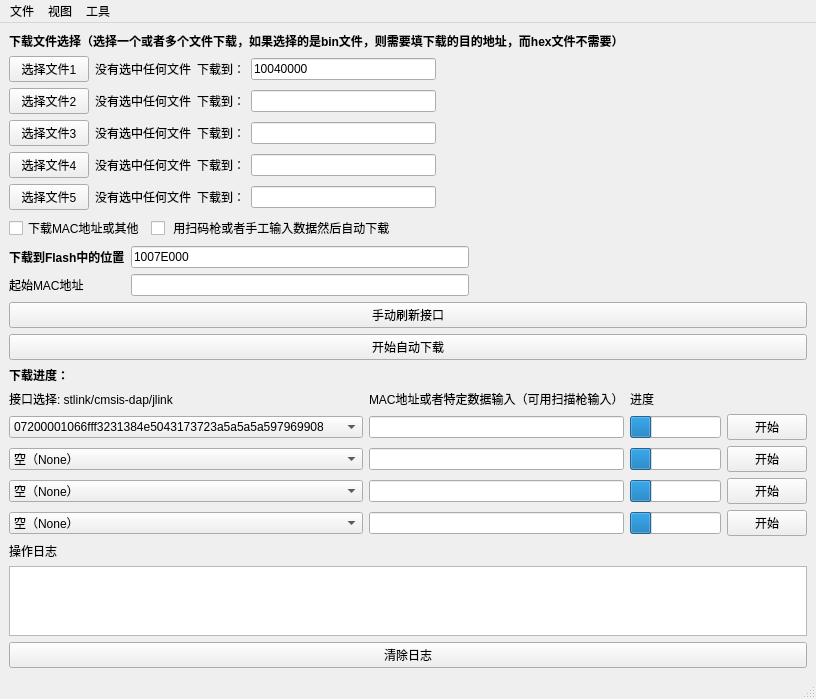
The window that mainwindow.ui (wallekuang/MP-Tool) describes before a commit, drawn with Qt 5.
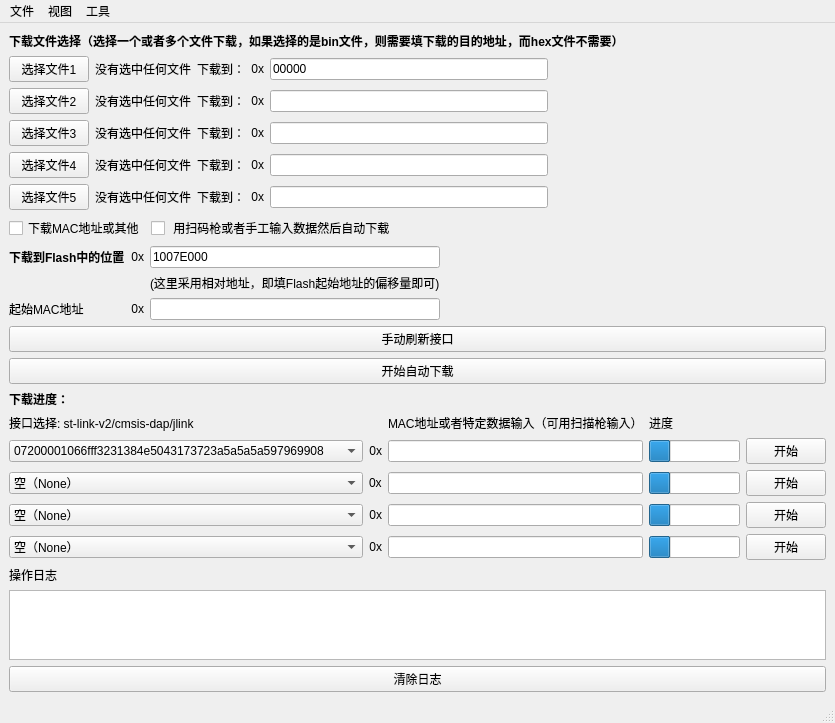
The same window after the commit.

Commit message: 1. 修复MAC地址存储错误 2. 修复单独下载MAC地址UI显示错误 3. 将绝对地址更改为相对地址

What changed in the file:
```diff
--- a/mainwindow.ui
+++ b/mainwindow.ui
@@ -6,8 +6,8 @@
    <rect>
     <x>0</x>
     <y>0</y>
-    <width>740</width>
-    <height>644</height>
+    <width>758</width>
+    <height>657</height>
    </rect>
   </property>
   <property name="windowTitle">
@@ -36,95 +36,77 @@
     </item>
     <item>
      <layout class="QGridLayout" name="gridLayout_3">
-      <item row="6" column="2">
+      <item row="5" column="2">
+       <widget class="QLabel" name="label_9">
+        <property name="text">
+         <string>下载到：</string>
+        </property>
+       </widget>
+      </item>
+      <item row="7" column="2">
        <widget class="QLabel" name="label_12">
         <property name="text">
          <string>下载到：</string>
         </property>
        </widget>
       </item>
-      <item row="2" column="3">
-       <widget class="QLineEdit" name="lineEditDesAddr1">
+      <item row="7" column="1">
+       <widget class="QLabel" name="labelSelectPath5">
         <property name="text">
-         <string>10040000</string>
+         <string>没有选中任何文件</string>
         </property>
        </widget>
       </item>
-      <item row="5" column="3">
+      <item row="6" column="1">
+       <widget class="QLabel" name="labelSelectPath4">
+        <property name="text">
+         <string>没有选中任何文件</string>
+        </property>
+       </widget>
+      </item>
+      <item row="4" column="4">
+       <widget class="QLineEdit" name="lineEditDesAddr2"/>
+      </item>
+      <item row="5" column="1">
+       <widget class="QLabel" name="labelSelectPath3">
+        <property name="text">
+         <string>没有选中任何文件</string>
+        </property>
+       </widget>
+      </item>
+      <item row="6" column="2">
+       <widget class="QLabel" name="label_10">
+        <property name="text">
+         <string>下载到：</string>
+        </property>
+       </widget>
+      </item>
+      <item row="6" column="4">
        <widget class="QLineEdit" name="lineEditDesAddr4"/>
       </item>
-      <item row="3" column="2">
-       <widget class="QLabel" name="label_6">
-        <property name="text">
-         <string>下载到：</string>
+      <item row="5" column="4">
+       <widget class="QLineEdit" name="lineEditDesAddr3"/>
+      </item>
+      <item row="4" column="5">
+       <spacer name="horizontalSpacer_4">
+        <property name="orientation">
+         <enum>Qt::Horizontal</enum>
         </property>
-       </widget>
+        <property name="sizeHint" stdset="0">
+         <size>
+          <width>40</width>
+          <height>20</height>
+         </size>
+        </property>
+       </spacer>
       </item>
-      <item row="5" column="0">
+      <item row="6" column="0">
        <widget class="QPushButton" name="pushButtonSelect4">
         <property name="text">
          <string>选择文件4</string>
         </property>
        </widget>
       </item>
-      <item row="4" column="2">
-       <widget class="QLabel" name="label_9">
-        <property name="text">
-         <string>下载到：</string>
-        </property>
-       </widget>
-      </item>
-      <item row="2" column="5">
-       <spacer name="horizontalSpacer_4">
-        <property name="orientation">
-         <enum>Qt::Horizontal</enum>
-        </property>
-        <property name="sizeHint" stdset="0">
-         <size>
-          <width>40</width>
-          <height>20</height>
-         </size>
-        </property>
-       </spacer>
-      </item>
-      <item row="4" column="0">
-       <widget class="QPushButton" name="pushButtonSelect3">
-        <property name="text">
-         <string>选择文件3</string>
-        </property>
-       </widget>
-      </item>
-      <item row="2" column="0">
-       <widget class="QPushButton" name="pushButtonSelect1">
-        <property name="text">
-         <string>选择文件1</string>
-        </property>
-       </widget>
-      </item>
-      <item row="3" column="3">
-       <widget class="QLineEdit" name="lineEditDesAddr2"/>
-      </item>
-      <item row="4" column="1">
-       <widget class="QLabel" name="labelSelectPath3">
-        <property name="text">
-         <string>没有选中任何文件</string>
-        </property>
-       </widget>
-      </item>
-      <item row="3" column="0">
-       <widget class="QPushButton" name="pushButtonSelect2">
-        <property name="text">
-         <string>选择文件2</string>
-        </property>
-       </widget>
-      </item>
-      <item row="5" column="1">
-       <widget class="QLabel" name="labelSelectPath4">
-        <property name="text">
-         <string>没有选中任何文件</string>
-        </property>
-       </widget>
-      </item>
       <item row="2" column="2">
        <widget class="QLabel" name="label_4">
         <property name="sizePolicy">
@@ -138,23 +120,6 @@
         </property>
        </widget>
       </item>
-      <item row="4" column="3">
-       <widget class="QLineEdit" name="lineEditDesAddr3"/>
-      </item>
-      <item row="6" column="0">
-       <widget class="QPushButton" name="pushButtonSelect5">
-        <property name="text">
-         <string>选择文件5</string>
-        </property>
-       </widget>
-      </item>
-      <item row="3" column="1">
-       <widget class="QLabel" name="labelSelectPath2">
-        <property name="text">
-         <string>没有选中任何文件</string>
-        </property>
-       </widget>
-      </item>
       <item row="2" column="1">
        <widget class="QLabel" name="labelSelectPath1">
         <property name="sizePolicy">
@@ -168,36 +133,108 @@
         </property>
        </widget>
       </item>
-      <item row="6" column="3">
+      <item row="2" column="4">
+       <widget class="QLineEdit" name="lineEditDesAddr1">
+        <property name="text">
+         <string>00000</string>
+        </property>
+       </widget>
+      </item>
+      <item row="7" column="0">
+       <widget class="QPushButton" name="pushButtonSelect5">
+        <property name="text">
+         <string>选择文件5</string>
+        </property>
+       </widget>
+      </item>
+      <item row="4" column="0">
+       <widget class="QPushButton" name="pushButtonSelect2">
+        <property name="text">
+         <string>选择文件2</string>
+        </property>
+       </widget>
+      </item>
+      <item row="7" column="4">
        <widget class="QLineEdit" name="lineEditDesAddr5"/>
       </item>
-      <item row="5" column="2">
-       <widget class="QLabel" name="label_10">
+      <item row="2" column="0">
+       <widget class="QPushButton" name="pushButtonSelect1">
         <property name="text">
-         <string>下载到：</string>
+         <string>选择文件1</string>
         </property>
        </widget>
       </item>
-      <item row="2" column="6">
-       <spacer name="horizontalSpacer">
-        <property name="orientation">
-         <enum>Qt::Horizontal</enum>
-        </property>
-        <property name="sizeHint" stdset="0">
-         <size>
-          <width>40</width>
-          <height>20</height>
-         </size>
-        </property>
-       </spacer>
-      </item>
-      <item row="6" column="1">
-       <widget class="QLabel" name="labelSelectPath5">
+      <item row="4" column="1">
+       <widget class="QLabel" name="labelSelectPath2">
         <property name="text">
          <string>没有选中任何文件</string>
         </property>
        </widget>
       </item>
+      <item row="5" column="0">
+       <widget class="QPushButton" name="pushButtonSelect3">
+        <property name="text">
+         <string>选择文件3</string>
+        </property>
+       </widget>
+      </item>
+      <item row="4" column="2">
+       <widget class="QLabel" name="label_6">
+        <property name="text">
+         <string>下载到：</string>
+        </property>
+       </widget>
+      </item>
+      <item row="2" column="3">
+       <widget class="QLabel" name="label_8">
+        <property name="text">
+         <string>0x</string>
+        </property>
+        <property name="alignment">
+         <set>Qt::AlignRight|Qt::AlignTrailing|Qt::AlignVCenter</set>
+        </property>
+       </widget>
+      </item>
+      <item row="4" column="3">
+       <widget class="QLabel" name="label_11">
+        <property name="text">
+         <string>0x</string>
+        </property>
+        <property name="alignment">
+         <set>Qt::AlignRight|Qt::AlignTrailing|Qt::AlignVCenter</set>
+        </property>
+       </widget>
+      </item>
+      <item row="5" column="3">
+       <widget class="QLabel" name="label_17">
+        <property name="text">
+         <string>0x</string>
+        </property>
+        <property name="alignment">
+         <set>Qt::AlignRight|Qt::AlignTrailing|Qt::AlignVCenter</set>
+        </property>
+       </widget>
+      </item>
+      <item row="6" column="3">
+       <widget class="QLabel" name="label_19">
+        <property name="text">
+         <string>0x</string>
+        </property>
+        <property name="alignment">
+         <set>Qt::AlignRight|Qt::AlignTrailing|Qt::AlignVCenter</set>
+        </property>
+       </widget>
+      </item>
+      <item row="7" column="3">
+       <widget class="QLabel" name="label_20">
+        <property name="text">
+         <string>0x</string>
+        </property>
+        <property name="alignment">
+         <set>Qt::AlignRight|Qt::AlignTrailing|Qt::AlignVCenter</set>
+        </property>
+       </widget>
+      </item>
      </layout>
     </item>
     <item>
@@ -226,6 +263,33 @@
     </item>
     <item>
      <layout class="QGridLayout" name="gridLayout_2">
+      <item row="5" column="0">
+       <widget class="QLabel" name="label">
+        <property name="text">
+         <string>起始MAC地址</string>
+        </property>
+       </widget>
+      </item>
+      <item row="4" column="2">
+       <widget class="QLabel" name="label_5">
+        <property name="text">
+         <string>(这里采用相对地址，即填Flash起始地址的偏移量即可)</string>
+        </property>
+       </widget>
+      </item>
+      <item row="3" column="4">
+       <spacer name="horizontalSpacer_2">
+        <property name="orientation">
+         <enum>Qt::Horizontal</enum>
+        </property>
+        <property name="sizeHint" stdset="0">
+         <size>
+          <width>40</width>
+          <height>20</height>
+         </size>
+        </property>
+       </spacer>
+      </item>
       <item row="3" column="0">
        <widget class="QLabel" name="label_14">
         <property name="sizePolicy">
@@ -245,33 +309,49 @@
         </property>
        </widget>
       </item>
-      <item row="3" column="1">
+      <item row="3" column="2">
        <widget class="QLineEdit" name="lineEditMacPosition">
         <property name="text">
          <string>1007E000</string>
         </property>
        </widget>
       </item>
-      <item row="3" column="2">
-       <spacer name="horizontalSpacer_2">
-        <property name="orientation">
-         <enum>Qt::Horizontal</enum>
-        </property>
-        <property name="sizeHint" stdset="0">
-         <size>
-          <width>40</width>
-          <height>20</height>
-         </size>
-        </property>
-       </spacer>
+      <item row="3" column="5">
+       <layout class="QHBoxLayout" name="horizontalLayout_2"/>
       </item>
-      <item row="4" column="1">
+      <item row="5" column="2">
        <widget class="QLineEdit" name="lineEditMacStartAddr"/>
       </item>
-      <item row="4" column="0">
-       <widget class="QLabel" name="label">
+      <item row="3" column="3">
+       <spacer name="horizontalSpacer">
+        <property name="orientation">
+         <enum>Qt::Horizontal</enum>
+        </property>
+        <property name="sizeHint" stdset="0">
+         <size>
+          <width>40</width>
+          <height>20</height>
+         </size>
+        </property>
+       </spacer>
+      </item>
+      <item row="3" column="1">
+       <widget class="QLabel" name="label_7">
         <property name="text">
-         <string>起始MAC地址</string>
+         <string>0x</string>
+        </property>
+        <property name="alignment">
+         <set>Qt::AlignRight|Qt::AlignTrailing|Qt::AlignVCenter</set>
+        </property>
+       </widget>
+      </item>
+      <item row="5" column="1">
+       <widget class="QLabel" name="label_21">
+        <property name="text">
+         <string>0x</string>
+        </property>
+        <property name="alignment">
+         <set>Qt::AlignRight|Qt::AlignTrailing|Qt::AlignVCenter</set>
         </property>
        </widget>
       </item>
@@ -312,16 +392,8 @@
     </item>
     <item>
      <layout class="QGridLayout" name="gridLayout">
-      <item row="4" column="0">
-       <widget class="QComboBox" name="comboBoxInterface1">
-        <property name="editable">
-         <bool>false</bool>
-        </property>
-        <item>
-         <property name="text">
-          <string>07200001066fff3231384e5043173723a5a5a5a597969908</string>
-         </property>
-        </item>
+      <item row="6" column="0">
+       <widget class="QComboBox" name="comboBoxInterface3">
         <item>
          <property name="text">
           <string>空（None）</string>
@@ -329,65 +401,10 @@
         </item>
        </widget>
       </item>
-      <item row="3" column="1">
-       <widget class="QLabel" name="label_2">
-        <property name="text">
-         <string>MAC地址或者特定数据输入（可用扫描枪输入）</string>
-        </property>
-       </widget>
-      </item>
-      <item row="6" column="5">
-       <widget class="QPushButton" name="start3Button">
-        <property name="text">
-         <string>开始</string>
-        </property>
-       </widget>
-      </item>
-      <item row="7" column="5">
-       <widget class="QPushButton" name="start4Button">
-        <property name="text">
-         <string>开始</string>
-        </property>
-       </widget>
-      </item>
-      <item row="3" column="3">
-       <widget class="QLabel" name="label_16">
-        <property name="text">
-         <string>进度</string>
-        </property>
-       </widget>
+      <item row="6" column="2">
+       <widget class="QLineEdit" name="lineEditMac3"/>
       </item>
       <item row="4" column="4">
-       <spacer name="horizontalSpacer_3">
-        <property name="orientation">
-         <enum>Qt::Horizontal</enum>
-        </property>
-        <property name="sizeHint" stdset="0">
-         <size>
-          <width>40</width>
-          <height>20</height>
-         </size>
-        </property>
-       </spacer>
-      </item>
-      <item row="4" column="5">
-       <widget class="QPushButton" name="start1Button">
-        <property name="text">
-         <string>开始</string>
-        </property>
-       </widget>
-      </item>
-      <item row="7" column="1">
-       <widget class="QLineEdit" name="lineEditMac4"/>
-      </item>
-      <item row="5" column="5">
-       <widget class="QPushButton" name="start2Button">
-        <property name="text">
-         <string>开始</string>
-        </property>
-       </widget>
-      </item>
-      <item row="4" column="3">
        <widget class="QProgressBar" name="progressBar_1">
         <property name="layoutDirection">
          <enum>Qt::LeftToRight</enum>
@@ -409,24 +426,35 @@
         </property>
        </widget>
       </item>
-      <item row="5" column="1">
+      <item row="5" column="2">
        <widget class="QLineEdit" name="lineEditMac2"/>
       </item>
-      <item row="5" column="3">
-       <widget class="QProgressBar" name="progressBar_2">
-        <property name="value">
-         <number>24</number>
+      <item row="3" column="2">
+       <widget class="QLabel" name="label_2">
+        <property name="text">
+         <string>MAC地址或者特定数据输入（可用扫描枪输入）</string>
         </property>
-        <property name="textVisible">
-         <bool>false</bool>
+       </widget>
+      </item>
+      <item row="5" column="6">
+       <widget class="QPushButton" name="start2Button">
+        <property name="text">
+         <string>开始</string>
         </property>
        </widget>
       </item>
-      <item row="6" column="1">
-       <widget class="QLineEdit" name="lineEditMac3"/>
+      <item row="6" column="6">
+       <widget class="QPushButton" name="start3Button">
+        <property name="text">
+         <string>开始</string>
+        </property>
+       </widget>
       </item>
-      <item row="6" column="0">
-       <widget class="QComboBox" name="comboBoxInterface3">
+      <item row="7" column="2">
+       <widget class="QLineEdit" name="lineEditMac4"/>
+      </item>
+      <item row="7" column="0">
+       <widget class="QComboBox" name="comboBoxInterface4">
         <item>
          <property name="text">
           <string>空（None）</string>
@@ -434,6 +462,13 @@
         </item>
        </widget>
       </item>
+      <item row="7" column="6">
+       <widget class="QPushButton" name="start4Button">
+        <property name="text">
+         <string>开始</string>
+        </property>
+       </widget>
+      </item>
       <item row="3" column="0">
        <widget class="QLabel" name="label_3">
         <property name="sizePolicy">
@@ -443,12 +478,12 @@
          </sizepolicy>
         </property>
         <property name="text">
-         <string>接口选择: stlink/cmsis-dap/jlink</string>
+         <string>接口选择: st-link-v2/cmsis-dap/jlink</string>
         </property>
        </widget>
       </item>
-      <item row="6" column="3">
-       <widget class="QProgressBar" name="progressBar_3">
+      <item row="5" column="4">
+       <widget class="QProgressBar" name="progressBar_2">
         <property name="value">
          <number>24</number>
         </property>
@@ -466,8 +501,38 @@
         </item>
        </widget>
       </item>
-      <item row="7" column="3">
-       <widget class="QProgressBar" name="progressBar_4">
+      <item row="4" column="0">
+       <widget class="QComboBox" name="comboBoxInterface1">
+        <property name="editable">
+         <bool>false</bool>
+        </property>
+        <item>
+         <property name="text">
+          <string>07200001066fff3231384e5043173723a5a5a5a597969908</string>
+         </property>
+        </item>
+        <item>
+         <property name="text">
+          <string>空（None）</string>
+         </property>
+        </item>
+       </widget>
+      </item>
+      <item row="4" column="5">
+       <spacer name="horizontalSpacer_3">
+        <property name="orientation">
+         <enum>Qt::Horizontal</enum>
+        </property>
+        <property name="sizeHint" stdset="0">
+         <size>
+          <width>40</width>
+          <height>20</height>
+         </size>
+        </property>
+       </spacer>
+      </item>
+      <item row="6" column="4">
+       <widget class="QProgressBar" name="progressBar_3">
         <property name="value">
          <number>24</number>
         </property>
@@ -476,16 +541,80 @@
         </property>
        </widget>
       </item>
-      <item row="4" column="1">
+      <item row="3" column="4">
+       <widget class="QLabel" name="label_16">
+        <property name="text">
+         <string>进度</string>
+        </property>
+       </widget>
+      </item>
+      <item row="4" column="6">
+       <widget class="QPushButton" name="start1Button">
+        <property name="text">
+         <string>开始</string>
+        </property>
+       </widget>
+      </item>
+      <item row="4" column="2">
        <widget class="QLineEdit" name="lineEditMac1"/>
       </item>
-      <item row="7" column="0">
-       <widget class="QComboBox" name="comboBoxInterface4">
-        <item>
-         <property name="text">
-          <string>空（None）</string>
-         </property>
-        </item>
+      <item row="7" column="4">
+       <widget class="QProgressBar" name="progressBar_4">
+        <property name="value">
+         <number>24</number>
+        </property>
+        <property name="textVisible">
+         <bool>false</bool>
+        </property>
+       </widget>
+      </item>
+      <item row="4" column="1">
+       <widget class="QLabel" name="label_22">
+        <property name="layoutDirection">
+         <enum>Qt::RightToLeft</enum>
+        </property>
+        <property name="text">
+         <string>0x</string>
+        </property>
+        <property name="alignment">
+         <set>Qt::AlignRight|Qt::AlignTrailing|Qt::AlignVCenter</set>
+        </property>
+       </widget>
+      </item>
+      <item row="5" column="1">
+       <widget class="QLabel" name="label_23">
+        <property name="layoutDirection">
+         <enum>Qt::RightToLeft</enum>
+        </property>
+        <property name="text">
+         <string>0x</string>
+        </property>
+       </widget>
+      </item>
+      <item row="6" column="1">
+       <widget class="QLabel" name="label_24">
+        <property name="layoutDirection">
+         <enum>Qt::RightToLeft</enum>
+        </property>
+        <property name="text">
+         <string>0x</string>
+        </property>
+        <property name="alignment">
+         <set>Qt::AlignRight|Qt::AlignTrailing|Qt::AlignVCenter</set>
+        </property>
+       </widget>
+      </item>
+      <item row="7" column="1">
+       <widget class="QLabel" name="label_25">
+        <property name="layoutDirection">
+         <enum>Qt::RightToLeft</enum>
+        </property>
+        <property name="text">
+         <string>0x</string>
+        </property>
+        <property name="alignment">
+         <set>Qt::AlignRight|Qt::AlignTrailing|Qt::AlignVCenter</set>
+        </property>
        </widget>
       </item>
      </layout>
@@ -514,7 +643,7 @@
     <rect>
      <x>0</x>
      <y>0</y>
-     <width>740</width>
+     <width>758</width>
      <height>21</height>
     </rect>
    </property>
```
The commit also changes 4 other files.
